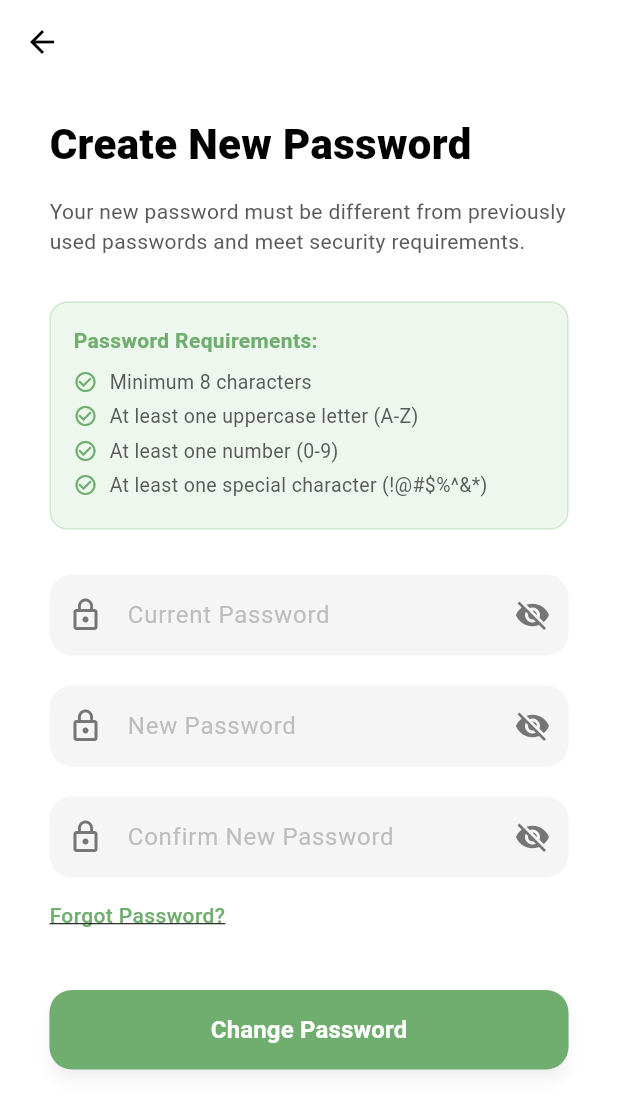
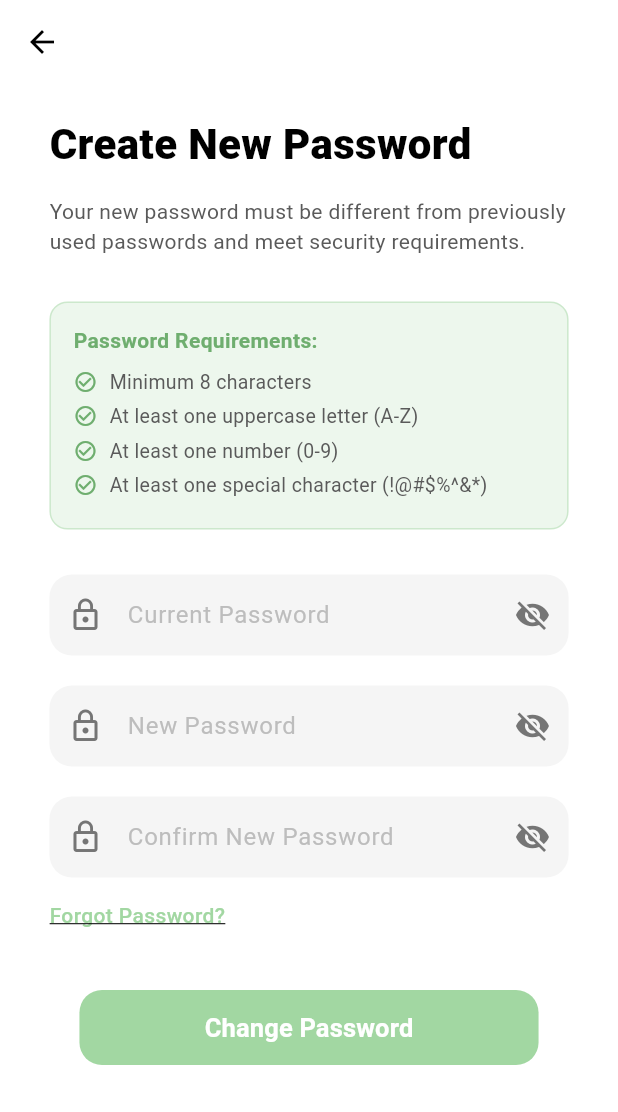
Before and after one commit to DrRhea/atap_bumi_apps, a Flutter app: the screen it shows after launch, scrolled down 856 dp, after a tap on "Change Password", on a phone screen of 412 x 824 dp. Shown: the top 1112 px of the screen. Run offline on Flutter 3.47's test engine with Material 3 defaults, Android fonts, the phone set to English and light mode, and no system bars; Roboto replaces fonts that are missing (Alexandria, SF Pro Display).

Commit message:
Confirmation (#11)
* feat(profile_screen): initial commit

* feat(confirmation): update confirmation

* feat(confirmation): UPDATE TERBARU

---------

Co-authored-by: Nuansa Bening <nuansabening2005@gmail.com>

```diff
--- a/lib/screens/profile/change_password/change_password_screen.dart
+++ b/lib/screens/profile/change_password/change_password_screen.dart
@@ -9,10 +9,20 @@ class ChangePasswordScreen extends StatelessWidget {
       debugShowCheckedModeBanner: false,
       theme: ThemeData(
         scaffoldBackgroundColor: Colors.white,
-        fontFamily: 'SF Pro Display',
+        fontFamily: 'Alexandria', // Changed to match EditProfileScreen
         colorScheme: ColorScheme.light(
-          primary: const Color(0xFF6FAE6F),
+          primary: const Color(0xFFA2D7A2), // Updated to match EditProfileScreen
           secondary: const Color(0xFFA2D7A2),
+        ),
+        elevatedButtonTheme: ElevatedButtonThemeData(
+          style: ElevatedButton.styleFrom(
+            backgroundColor: const Color(0xFFA2D7A2), // Updated to match
+            foregroundColor: Colors.white,
+            shape: RoundedRectangleBorder(
+              borderRadius: BorderRadius.circular(15),
+            ),
+            elevation: 0, // Removed elevation to match the flat design
+          ),
         ),
       ),
       home: const ChangePasswordPage(),
@@ -135,7 +145,7 @@ class _ChangePasswordPageState extends State<ChangePasswordPage> {
         ScaffoldMessenger.of(context).showSnackBar(
           const SnackBar(
             content: Text('Password successfully changed!'),
-            backgroundColor: Color(0xFF6FAE6F),
+            backgroundColor: Color(0xFFA2D7A2), // Updated color
           ),
         );
 
@@ -275,27 +285,28 @@ class _ChangePasswordPageState extends State<ChangePasswordPage> {
                       style: TextStyle(
                         fontSize: 14,
                         fontWeight: FontWeight.w500,
-                        color: Color(0xFF6FAE6F),
+                        color: Color(0xFFA2D7A2), // Updated color
                         decoration: TextDecoration.underline,
                       ),
                     ),
                   ),
                   const SizedBox(height: 40),
 
-                  // Change Password Button
-                  SizedBox(
+                  // Updated Change Password Button to match EditProfileScreen style
+                  Padding(
+                    padding: const EdgeInsets.symmetric(horizontal: 20),
+                    child: SizedBox(
                       width: double.infinity,
+                      height: 50, // Fixed height to match
                       child: ElevatedButton(
                         onPressed: _isLoading ? null : _changePassword,
                         style: ElevatedButton.styleFrom(
-                        backgroundColor: const Color(0xFF6FAE6F),
+                          backgroundColor: const Color(0xFFA2D7A2), // Updated color
                           foregroundColor: Colors.white,
-                        padding: const EdgeInsets.symmetric(vertical: 15),
                           shape: RoundedRectangleBorder(
                             borderRadius: BorderRadius.circular(15),
                           ),
-                        elevation: 4,
-                        shadowColor: Colors.black.withOpacity(0.25),
+                          elevation: 0, // Removed elevation
                           disabledBackgroundColor: const Color(0xFFA2D7A2).withOpacity(0.5),
                         ),
                         child: _isLoading
@@ -310,8 +321,10 @@ class _ChangePasswordPageState extends State<ChangePasswordPage> {
                             : const Text(
                                 'Change Password',
                                 style: TextStyle(
-                                fontSize: 16,
+                                  fontSize: 17, // Updated to match
                                   fontWeight: FontWeight.w600,
+                                  fontFamily: 'Alexandria', // Added font family
+                                ),
                               ),
                       ),
                     ),
@@ -419,7 +432,7 @@ class _PasswordInputFieldState extends State<PasswordInputField> {
         focusedBorder: OutlineInputBorder(
           borderRadius: BorderRadius.circular(15),
           borderSide: const BorderSide(
-            color: Color(0xFF6FAE6F),
+            color: Color(0xFFA2D7A2), // Updated color
             width: 1.5,
           ),
         ),
```
Also changed, not shown: lib/screens/checkout/payment_confirmation/payment_confirmation_screen.dart (+34 -18 lines), lib/screens/order_history/return_confirmation/return_confirmation_screen.dart (+34 -18 lines), lib/screens/profile/edit_profile/edit_profile_screen.dart (+19 -9 lines), lib/screens/welcome/welcome_screen.dart (+10 -9 lines). Lines whose indentation alone changed are shown as unchanged.
